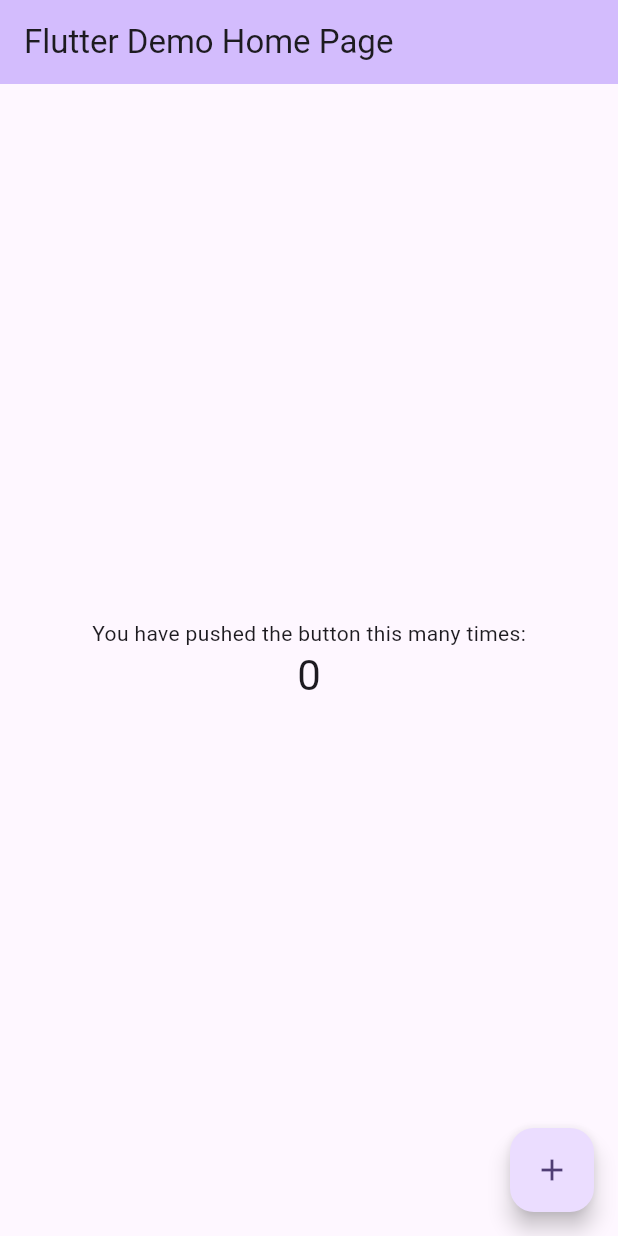
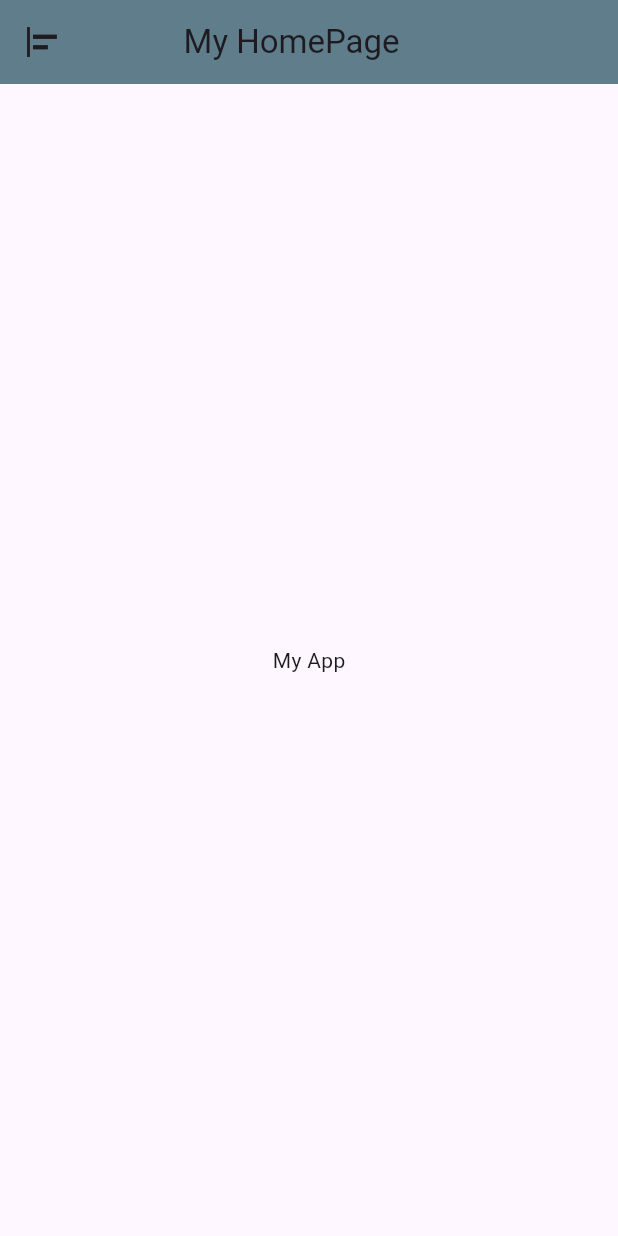
Before and after one commit to Max-Jakaria/Flutter, a Flutter app: the screen it shows after launch, on a phone screen of 412 x 824 dp. Run offline on Flutter 3.47's test engine with Material 3 defaults, Android fonts, the phone set to English and light mode, and no system bars.

Commit message:
My home page

```diff
--- a/lib/main.dart
+++ b/lib/main.dart
@@ -1,125 +1,28 @@
 import 'package:flutter/material.dart';
 
 void main() {
-  runApp(const MyApp());
+  runApp(SafeArea(
+    child: MaterialApp(
+      debugShowCheckedModeBanner: false,
+      home: Scaffold(
+        appBar: AppBar(
+            backgroundColor: Colors.blueGrey,
+            title: Builder(
+              builder: (context) {
+                return Row(
+                  mainAxisAlignment: MainAxisAlignment.start,
+                  children: [
+                    Icon(Icons.align_horizontal_left),
+                    SizedBox(
+                      width: MediaQuery.of(context).size.width * 0.2,
+                    ),
+                    Text('My HomePage'),
+                  ],
+                );
+              }
+            )),
+        body: const Center(child: Text("My App")),
+      ),
+    ),
+  ));
 }
-
-class MyApp extends StatelessWidget {
-  const MyApp({super.key});
-
-  // This widget is the root of your application.
-  @override
-  Widget build(BuildContext context) {
-    return MaterialApp(
-      title: 'Flutter Demo',
-      theme: ThemeData(
-        // This is the theme of your application.
-        //
-        // TRY THIS: Try running your application with "flutter run". You'll see
-        // the application has a purple toolbar. Then, without quitting the app,
-        // try changing the seedColor in the colorScheme below to Colors.green
-        // and then invoke "hot reload" (save your changes or press the "hot
-        // reload" button in a Flutter-supported IDE, or press "r" if you used
-        // the command line to start the app).
-        //
-        // Notice that the counter didn't reset back to zero; the application
-        // state is not lost during the reload. To reset the state, use hot
-        // restart instead.
-        //
-        // This works for code too, not just values: Most code changes can be
-        // tested with just a hot reload.
-        colorScheme: ColorScheme.fromSeed(seedColor: Colors.deepPurple),
-        useMaterial3: true,
-      ),
-      home: const MyHomePage(title: 'Flutter Demo Home Page'),
-    );
-  }
-}
-
-class MyHomePage extends StatefulWidget {
-  const MyHomePage({super.key, required this.title});
-
-  // This widget is the home page of your application. It is stateful, meaning
-  // that it has a State object (defined below) that contains fields that affect
-  // how it looks.
-
-  // This class is the configuration for the state. It holds the values (in this
-  // case the title) provided by the parent (in this case the App widget) and
-  // used by the build method of the State. Fields in a Widget subclass are
-  // always marked "final".
-
-  final String title;
-
-  @override
-  State<MyHomePage> createState() => _MyHomePageState();
-}
-
-class _MyHomePageState extends State<MyHomePage> {
-  int _counter = 0;
-
-  void _incrementCounter() {
-    setState(() {
-      // This call to setState tells the Flutter framework that something has
-      // changed in this State, which causes it to rerun the build method below
-      // so that the display can reflect the updated values. If we changed
-      // _counter without calling setState(), then the build method would not be
-      // called again, and so nothing would appear to happen.
-      _counter++;
-    });
-  }
-
-  @override
-  Widget build(BuildContext context) {
-    // This method is rerun every time setState is called, for instance as done
-    // by the _incrementCounter method above.
-    //
-    // The Flutter framework has been optimized to make rerunning build methods
-    // fast, so that you can just rebuild anything that needs updating rather
-    // than having to individually change instances of widgets.
-    return Scaffold(
-      appBar: AppBar(
-        // TRY THIS: Try changing the color here to a specific color (to
-        // Colors.amber, perhaps?) and trigger a hot reload to see the AppBar
-        // change color while the other colors stay the same.
-        backgroundColor: Theme.of(context).colorScheme.inversePrimary,
-        // Here we take the value from the MyHomePage object that was created by
-        // the App.build method, and use it to set our appbar title.
-        title: Text(widget.title),
-      ),
-      body: Center(
-        // Center is a layout widget. It takes a single child and positions it
-        // in the middle of the parent.
-        child: Column(
-          // Column is also a layout widget. It takes a list of children and
-          // arranges them vertically. By default, it sizes itself to fit its
-          // children horizontally, and tries to be as tall as its parent.
-          //
-          // Column has various properties to control how it sizes itself and
-          // how it positions its children. Here we use mainAxisAlignment to
-          // center the children vertically; the main axis here is the vertical
-          // axis because Columns are vertical (the cross axis would be
-          // horizontal).
-          //
-          // TRY THIS: Invoke "debug painting" (choose the "Toggle Debug Paint"
-          // action in the IDE, or press "p" in the console), to see the
-          // wireframe for each widget.
-          mainAxisAlignment: MainAxisAlignment.center,
-          children: <Widget>[
-            const Text(
-              'You have pushed the button this many times:',
-            ),
-            Text(
-              '$_counter',
-              style: Theme.of(context).textTheme.headlineMedium,
-            ),
-          ],
-        ),
-      ),
-      floatingActionButton: FloatingActionButton(
-        onPressed: _incrementCounter,
-        tooltip: 'Increment',
-        child: const Icon(Icons.add),
-      ), // This trailing comma makes auto-formatting nicer for build methods.
-    );
-  }
-}
```
Also changed, not shown: 1 other file.
